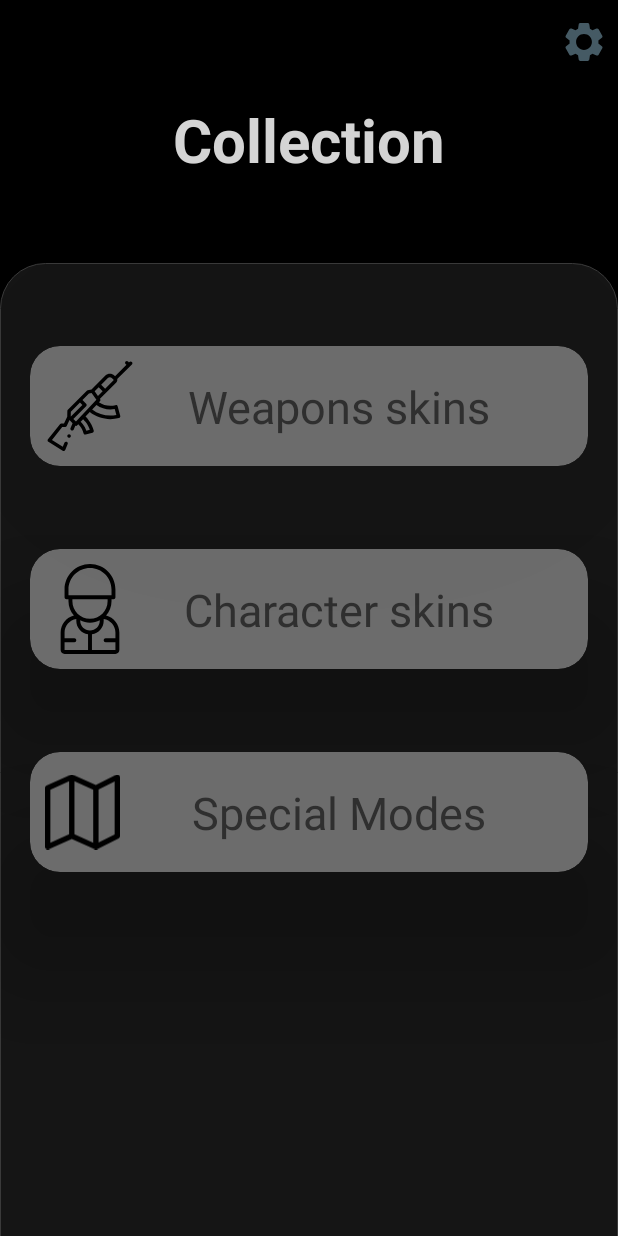
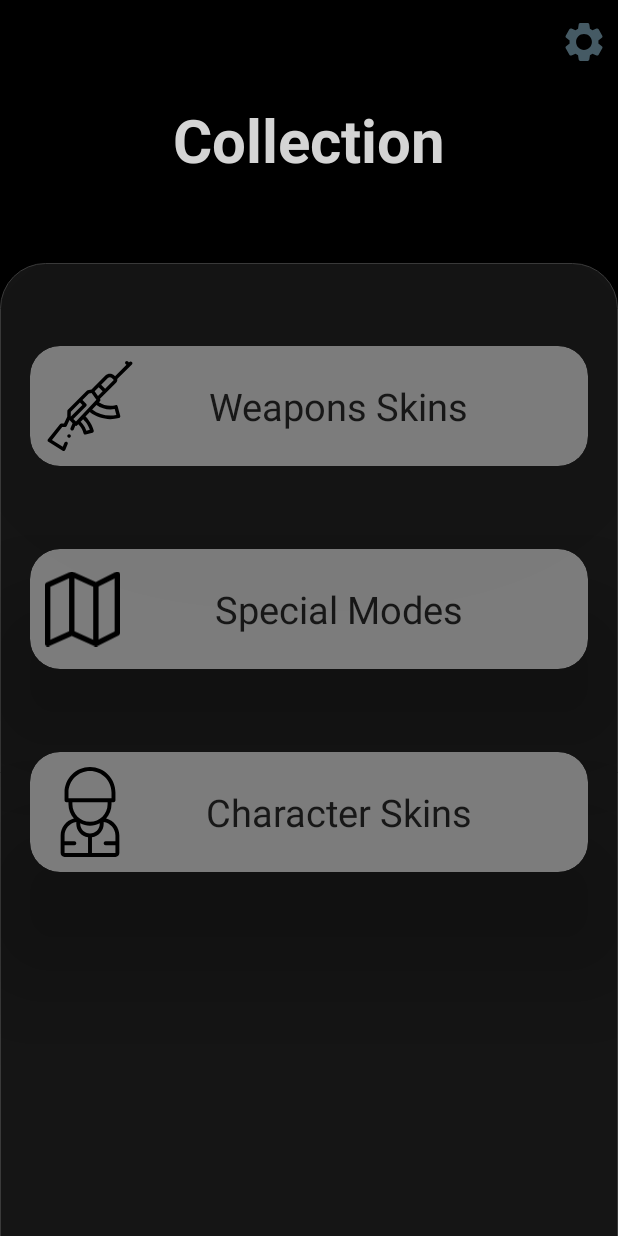
Before and after one commit to darco918/Warp-Invasion-, an Android app: the fragment CollectionFragment shown on its own in the app's theme, on a phone screen of 412 x 824 dp. Run offline under Robolectric (Android 15) with nearby library versions, the phone set to English and light mode, and no system bars.

Commit message:
Design progress

```diff
--- a/app/src/main/java/com/example/warpinvasion30/RewardsActivity.kt
+++ b/app/src/main/java/com/example/warpinvasion30/RewardsActivity.kt
@@ -18,7 +18,11 @@ class RewardsActivity : AppCompatActivity() {
         adapter.addFragment(SpecialModesPageFragment(), "Two")
         adapter.addFragment(CharactersPageFragment(), "One")
 
+        val intent = getIntent()
+        val pageNumber = intent.getIntExtra("pageNumber", 1)
+
         viewPager.adapter = adapter
+        viewPager.currentItem = pageNumber - 1
         val indicator  = findViewById<CircleIndicator>(R.id.indicator)
         indicator.setViewPager(viewPager)
 
--- a/app/src/main/res/layout/fragment_collection.xml
+++ b/app/src/main/res/layout/fragment_collection.xml
@@ -70,9 +70,9 @@
                     android:layout_width="wrap_content"
                     android:layout_height="wrap_content"
                     android:layout_marginStart="40dp"
-                    android:text="Weapons skins"
+                    android:text="@string/weapons_skins"
                     android:textColor="@color/textColorDarker"
-                    android:textSize="30dp"
+                    android:textSize="25sp"
                     app:layout_constraintBottom_toBottomOf="parent"
                     app:layout_constraintLeft_toLeftOf="parent"
                     app:layout_constraintRight_toRightOf="parent"
@@ -96,7 +96,7 @@
             app:cardBackgroundColor="@color/cardBackgroundLight"
             app:cardCornerRadius="20dp"
             app:cardElevation="50dp"
-            app:layout_constraintTop_toBottomOf="@+id/weaponsSkinsCardView">
+            app:layout_constraintTop_toBottomOf="@+id/specialModesCardView">
 
             <androidx.constraintlayout.widget.ConstraintLayout
                 android:layout_width="match_parent"
@@ -117,9 +117,9 @@
                     android:layout_width="wrap_content"
                     android:layout_height="wrap_content"
                     android:layout_marginStart="40dp"
-                    android:text="Character skins"
+                    android:text="@string/character_skins"
                     android:textColor="@color/textColorDarker"
-                    android:textSize="30dp"
+                    android:textSize="25sp"
                     app:layout_constraintBottom_toBottomOf="parent"
                     app:layout_constraintLeft_toLeftOf="parent"
                     app:layout_constraintRight_toRightOf="parent"
@@ -134,7 +134,6 @@
             android:id="@+id/specialModesCardView"
             android:layout_width="match_parent"
             android:layout_height="80dp"
-
             android:layout_marginStart="@dimen/marginButtonsFromCollection"
             android:layout_marginTop="@dimen/distanceButtonsFromCollection"
             android:layout_marginEnd="@dimen/marginButtonsFromCollection"
@@ -143,7 +142,7 @@
             app:cardBackgroundColor="@color/cardBackgroundLight"
             app:cardCornerRadius="20dp"
             app:cardElevation="50dp"
-            app:layout_constraintTop_toBottomOf="@+id/characterSkinsCardView">
+            app:layout_constraintTop_toBottomOf="@+id/weaponsSkinsCardView">
 
             <androidx.constraintlayout.widget.ConstraintLayout
                 android:id="@+id/specialModesLayout"
@@ -164,9 +163,9 @@
                     android:layout_width="wrap_content"
                     android:layout_height="wrap_content"
                     android:layout_marginStart="40dp"
-                    android:text="Special Modes"
+                    android:text="@string/special_modes"
                     android:textColor="@color/textColorDarker"
-                    android:textSize="30dp"
+                    android:textSize="25sp"
                     app:layout_constraintBottom_toBottomOf="parent"
                     app:layout_constraintLeft_toLeftOf="parent"
                     app:layout_constraintRight_toRightOf="parent"
--- a/app/src/main/res/values/colors.xml
+++ b/app/src/main/res/values/colors.xml
@@ -14,10 +14,10 @@
     <color name="gradientColorTwo">#8209EB</color>
     <color name="gradientTwoColorOne">#FF86C1</color>
     <color name="gradientTwoColorTwo">#FFE23E</color>
-    <color name="cardBackgroundLight">#6C6C6C</color>
+    <color name="cardBackgroundLight">#7C7C7C</color>
     <color name="recyclerItemBackground">#1B1B1B</color>
     <color name="textColorLight">#D4D4D4</color>
-    <color name="textColorDarker">#2F2F2F</color>
+    <color name="textColorDarker">#171717</color>
     <color name="green">#1DFF40</color>
 
 </resources>
--- a/app/src/main/res/values/strings.xml
+++ b/app/src/main/res/values/strings.xml
@@ -17,10 +17,12 @@
     <string name="_2d_15h_33h">2d 15h 33h</string>
     <string name="_5_10">5/10</string>
     <string name="_0_1">0/1</string>
-    <string name="special_modes">Special Modes</string>
     <string name="snowflake">snowflake</string>
     <string name="no_gravity_mode">No Gravity Mode</string>
     <string name="modes_available_for">Modes available for:</string>
     <string name="_2d_12h_9m">2d 12h 9m</string>
+    <string name="weapons_skins">Weapons Skins</string>
+    <string name="character_skins">Character Skins</string>
+    <string name="special_modes">Special Modes</string>
 
 </resources>
```
Also changed, not shown: app/src/main/java/com/example/warpinvasion30/CollectionFragment.kt (+8 -35 lines).
